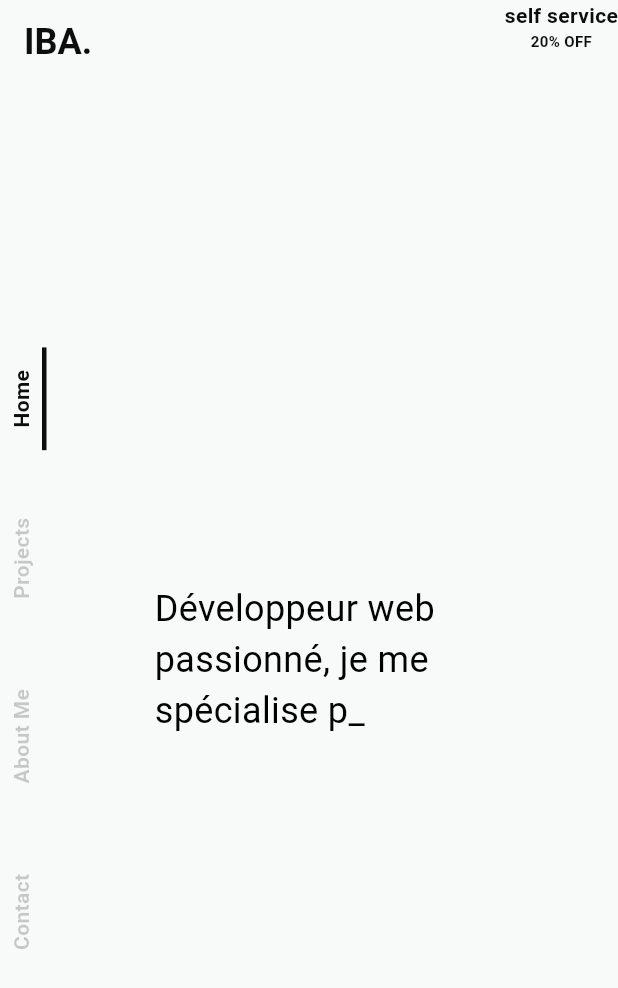
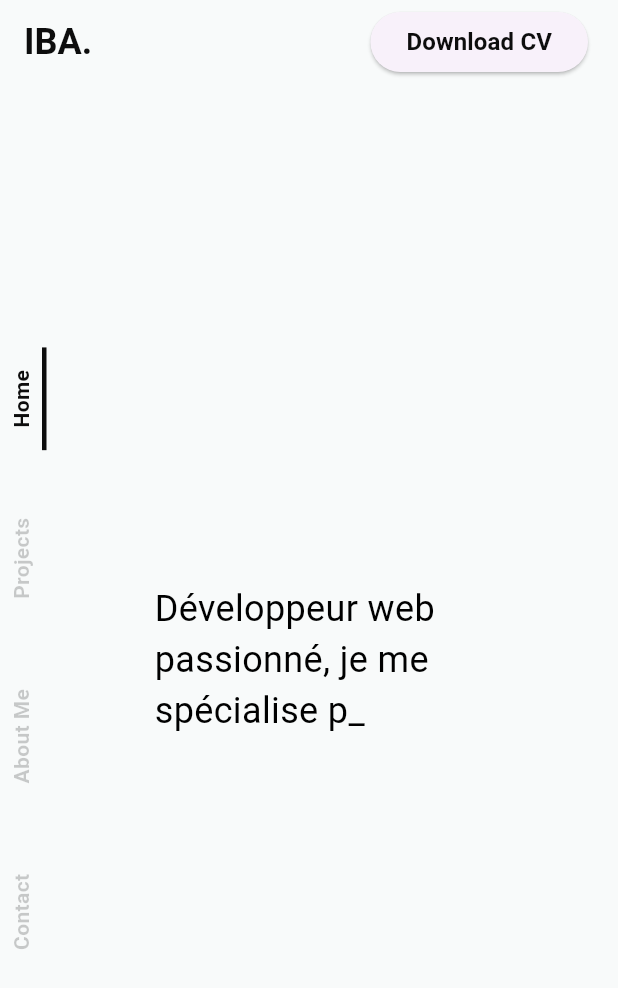
Before and after one commit to yhwachh/portfolio_app, a Flutter app: the screen it shows after launch, on a phone screen of 412 x 824 dp. Shown: the top 988 px of the screen. Run offline on Flutter 3.47's test engine with Material 3 defaults, Android fonts, the phone set to English and light mode, and no system bars; our stand-ins replace auto_route; generated files the repository leaves out were written again.

Commit message:
[PRT-13]❇️created download CV button

```diff
--- a/lib/views/portfolio_view.dart
+++ b/lib/views/portfolio_view.dart
@@ -7,6 +7,7 @@ import 'package:portfolio_app/views/pages/contact_page.dart';
 import 'package:portfolio_app/views/pages/home_page.dart';
 import 'package:portfolio_app/views/pages/left_menu.dart';
 import 'package:portfolio_app/views/pages/projects_page.dart';
+import 'package:portfolio_app/views/pages/skills_page.dart';
 
 @RoutePage()
 class PortfolioViewPage extends StatefulWidget {
@@ -48,25 +49,18 @@ class _PortfolioViewPageState extends State<PortfolioViewPage> {
             ),
           ),
           actions: [
-            Column(
-              children: [
-                Text(
-                  'self service',
-                  style: TextStyle(
-                    color: theme.colors.textColor,
-                    fontSize: 14,
-                    fontWeight: FontWeight.bold,
-                  ),
-                ),
-                Text(
-                  '20% OFF',
-                  style: TextStyle(
-                    color: theme.colors.textColor,
-                    fontSize: 10,
-                    fontWeight: FontWeight.bold,
-                  ),
-                ),
-              ],
+            Padding(
+              padding: const EdgeInsets.only(right: 20),
+              child: ElevatedButton(
+                  onPressed: () {},
+                  child: Text(
+                    "Download CV",
+                    style: TextStyle(
+                      color: theme.colors.textColor,
+                      fontSize: 16,
+                      fontWeight: FontWeight.bold,
+                    ),
+                  )),
             ),
           ],
         ),
@@ -83,6 +77,7 @@ class _PortfolioViewPageState extends State<PortfolioViewPage> {
               scrollDirection: Axis.vertical,
               children: const [
                 HomePage(),
+                SkillPage(),
                 ProjectsPage(),
                 AboutMePage(),
                 ContactPage(),
```
